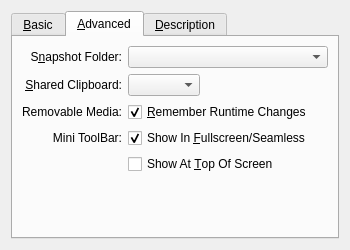
Before: the Qt Designer form vbox/src/VBox/Frontends/VirtualBox/src/settings/vm/VBoxVMSettingsGeneral.ui in jljuxgm/vboxgit, drawn with Qt 5.
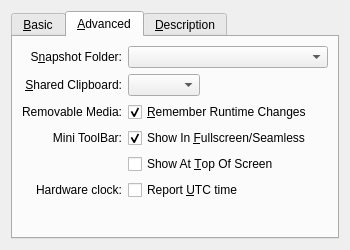
After: the same form once the commit is applied. The open tabs and pages were chosen to show the change. Custom widgets are drawn as their Qt base class.

Commit message:
commit_25679 ------------------------------------------------------------------------ r25679 | vboxsync | 2010-01-07 18:52:28 +0800 (Thu, 07 Jan 2010) | 2 lines
FE/Qt4: GUI setting for setting the hardware clock to UTC

------------------------------------------------------------------------

Diff of the .ui file:
```diff
--- a/vbox/src/VBox/Frontends/VirtualBox/src/settings/vm/VBoxVMSettingsGeneral.ui
+++ b/vbox/src/VBox/Frontends/VirtualBox/src/settings/vm/VBoxVMSettingsGeneral.ui
@@ -240,6 +240,35 @@
             </property>
            </widget>
           </item>
+          <item row="5" column="0" >
+           <widget class="QLabel" name="mLbRTCUseUTC" >
+            <property name="text" >
+             <string>Hardware clock:</string>
+            </property>
+            <property name="alignment" >
+             <set>Qt::AlignRight|Qt::AlignTrailing|Qt::AlignVCenter</set>
+            </property>
+           </widget>
+          </item>
+          <item row="5" column="1" >
+           <widget class="QCheckBox" name="mCbTCUseUTC" >
+            <property name="sizePolicy" >
+             <sizepolicy vsizetype="Fixed" hsizetype="MinimumExpanding" >
+              <horstretch>0</horstretch>
+              <verstretch>0</verstretch>
+             </sizepolicy>
+            </property>
+            <property name="whatsThis" >
+             <string>If checked, the RTC device will report the time in UTC, otherwise in local (host) time. Unix usually expects the hardware clock to be set in UTC.</string>
+            </property>
+            <property name="text" >
+             <string>Report &amp;UTC time</string>
+            </property>
+            <property name="checked" >
+             <bool>false</bool>
+            </property>
+           </widget>
+          </item>
          </layout>
         </widget>
        </item>
```
The commit also changes 1 other file.
